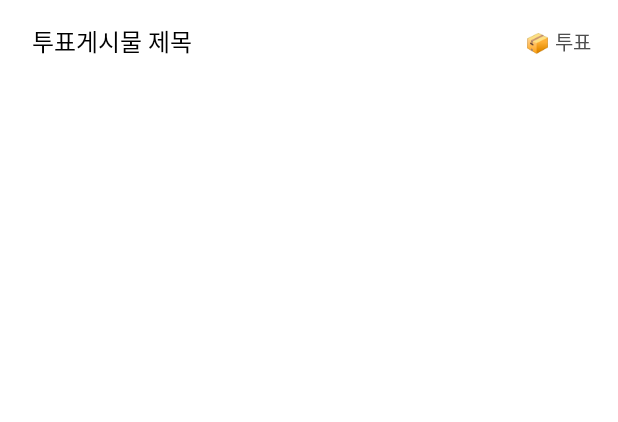
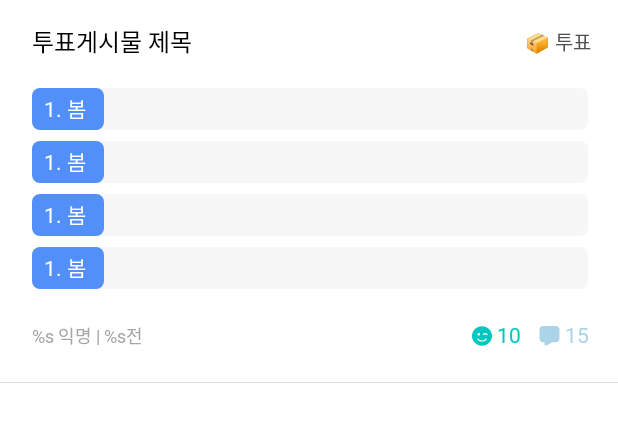
Before and after one commit to TAMSADAN/mbti-station-android, an Android app: the layout item_detail_post_vote.xml on its own in the app's theme, with its tools: preview values and no code run, on a phone screen of 412 x 824 dp. Shown: the top 422 px of the screen. Run offline under Robolectric (Android 15) with nearby library versions, the phone set to English and light mode, and no system bars.

Commit message:
[style] Poll View & Comment View

```diff
--- /dev/null
+++ b/app/src/main/res/drawable/vote_option_blue_background.xml
@@ -0,0 +1,9 @@
+<?xml version="1.0" encoding="utf-8"?>
+<shape
+    xmlns:android="http://schemas.android.com/apk/res/android"
+    android:shape="rectangle">
+
+    <solid android:color="@color/mbti_blue_b"/>
+
+    <corners android:radius="5dp"/>
+</shape>
--- /dev/null
+++ b/app/src/main/res/layout/include_vote_option_layout.xml
@@ -0,0 +1,37 @@
+<?xml version="1.0" encoding="utf-8"?>
+<FrameLayout
+    xmlns:android="http://schemas.android.com/apk/res/android"
+    xmlns:app="http://schemas.android.com/apk/res-auto"
+    android:layout_width="match_parent"
+    android:layout_height="28dp"
+    app:layout_constraintTop_toBottomOf="@id/hot_post_title_text_view">
+
+    <LinearLayout
+        android:layout_width="match_parent"
+        android:layout_height="match_parent"
+        android:weightSum="100"
+        android:background="@drawable/home_balance_button_background"
+        android:orientation="horizontal">
+
+        <LinearLayout
+            android:id="@+id/option_percentage_background_linear_layout"
+            android:layout_width="0dp"
+            android:layout_height="match_parent"
+            android:layout_weight="13"
+            android:background="@drawable/vote_option_blue_background"
+            android:orientation="horizontal">
+        </LinearLayout>
+    </LinearLayout>
+
+    <TextView
+        android:id="@+id/option_text_view"
+        android:layout_width="wrap_content"
+        android:layout_height="wrap_content"
+        android:text="1. 봄"
+        android:textColor="@color/white"
+        android:layout_gravity="left|center"
+        android:layout_marginLeft="8dp"
+        android:textSize="14sp"
+        android:fontFamily="@font/notosanskr_medium"
+        android:includeFontPadding="false"/>
+</FrameLayout>
--- a/app/src/main/res/layout/item_detail_post_vote.xml
+++ b/app/src/main/res/layout/item_detail_post_vote.xml
@@ -32,4 +32,124 @@
         android:textSize="13sp"
         android:textColor="@color/mbti_gray_a" />
 
+    <include
+        layout="@layout/include_vote_option_layout"
+        android:id="@+id/vote_option_one"
+        android:layout_width="match_parent"
+        android:layout_height="28dp"
+        app:layout_constraintLeft_toLeftOf="parent"
+        app:layout_constraintRight_toRightOf="parent"
+        app:layout_constraintTop_toBottomOf="@id/hot_post_title_text_view"
+        android:layout_marginTop="19dp"
+        android:layout_marginLeft="21dp"
+        android:layout_marginRight="20dp"/>
+
+    <include
+        layout="@layout/include_vote_option_layout"
+        android:id="@+id/vote_option_two"
+        android:layout_width="match_parent"
+        android:layout_height="28dp"
+        app:layout_constraintLeft_toLeftOf="parent"
+        app:layout_constraintRight_toRightOf="parent"
+        app:layout_constraintTop_toBottomOf="@id/vote_option_one"
+        android:layout_marginTop="7dp"
+        android:layout_marginLeft="21dp"
+        android:layout_marginRight="20dp"/>
+
+    <include
+        layout="@layout/include_vote_option_layout"
+        android:id="@+id/vote_option_three"
+        android:layout_width="match_parent"
+        android:layout_height="28dp"
+        app:layout_constraintLeft_toLeftOf="parent"
+        app:layout_constraintRight_toRightOf="parent"
+        app:layout_constraintTop_toBottomOf="@id/vote_option_two"
+        android:layout_marginTop="7dp"
+        android:layout_marginLeft="21dp"
+        android:layout_marginRight="20dp"/>
+
+    <include
+        layout="@layout/include_vote_option_layout"
+        android:id="@+id/vote_option_four"
+        android:layout_width="match_parent"
+        android:layout_height="28dp"
+        app:layout_constraintLeft_toLeftOf="parent"
+        app:layout_constraintRight_toRightOf="parent"
+        app:layout_constraintTop_toBottomOf="@id/vote_option_three"
+        android:layout_marginTop="7dp"
+        android:layout_marginLeft="21dp"
+        android:layout_marginRight="20dp"/>
+
+    <TextView
+        android:id="@+id/hot_post_writer_text_view"
+        android:layout_width="wrap_content"
+        android:layout_height="wrap_content"
+        android:text="@string/post_writer"
+        app:layout_constraintTop_toBottomOf="@id/vote_option_four"
+        app:layout_constraintLeft_toLeftOf="parent"
+        android:layout_marginTop="22dp"
+        android:layout_marginLeft="21dp"
+        android:fontFamily="@font/notosanskr_regular"
+        android:includeFontPadding="false"
+        android:textSize="12sp"
+        android:textColor="@color/mbti_gray_c" />
+
+    <ImageView
+        android:id="@+id/smile_image_view"
+        android:layout_width="13dp"
+        android:layout_height="13dp"
+        android:src="@drawable/ic_smile_like"
+        app:layout_constraintTop_toTopOf="@id/hot_post_writer_text_view"
+        app:layout_constraintBottom_toBottomOf="@id/hot_post_writer_text_view"
+        app:layout_constraintRight_toLeftOf="@id/like_num_text_view"
+        android:layout_marginRight="3dp" />
+
+    <TextView
+        android:id="@+id/like_num_text_view"
+        android:layout_width="wrap_content"
+        android:layout_height="wrap_content"
+        android:text="10"
+        app:layout_constraintTop_toTopOf="@id/smile_image_view"
+        app:layout_constraintBottom_toBottomOf="@id/smile_image_view"
+        android:textSize="14sp"
+        android:textColor="@color/mbti_mint_a"
+        android:fontFamily="@font/notosanskr_regular"
+        android:includeFontPadding="false"
+        app:layout_constraintRight_toLeftOf="@id/comment_image_view"
+        android:layout_marginRight="12dp" />
+
+    <ImageView
+        android:id="@+id/comment_image_view"
+        android:layout_width="wrap_content"
+        android:layout_height="wrap_content"
+        android:src="@drawable/ic_comment"
+        app:layout_constraintTop_toTopOf="@id/like_num_text_view"
+        app:layout_constraintBottom_toBottomOf="@id/like_num_text_view"
+        app:layout_constraintRight_toLeftOf="@id/comment_num_text_view"
+        android:layout_marginRight="3dp" />
+
+    <TextView
+        android:id="@+id/comment_num_text_view"
+        android:layout_width="wrap_content"
+        android:layout_height="wrap_content"
+        android:text="15"
+        app:layout_constraintTop_toTopOf="@id/comment_image_view"
+        app:layout_constraintBottom_toBottomOf="@id/comment_image_view"
+        app:layout_constraintRight_toRightOf="parent"
+        android:fontFamily="@font/notosanskr_regular"
+        android:includeFontPadding="false"
+        android:textSize="14sp"
+        android:textColor="@color/mbti_blue_a"
+        android:layout_marginRight="19dp" />
+
+    <View
+        android:id="@+id/hot_post_partition_view"
+        android:layout_width="match_parent"
+        android:layout_height="0.6dp"
+        android:background="@color/mbti_gray_d"
+        app:layout_constraintTop_toBottomOf="@id/hot_post_writer_text_view"
+        android:layout_marginTop="22dp" />
+
+
+
 </androidx.constraintlayout.widget.ConstraintLayout>
--- a/app/src/main/res/values/colors.xml
+++ b/app/src/main/res/values/colors.xml
@@ -19,9 +19,14 @@
     <color name="mbti_gray_i">#BFF9F9F9</color>
     <color name="mbti_gray_j">#F6F7F8</color>
     <color name="mbti_gray_k">#D9D9D9</color>
-
+    <color name="mbti_gray_l">#949596</color>
 
     <color name="mbti_mint_a">#00C7BE</color>
 
     <color name="mbti_blue_a">#ABD4E9</color>
+    <color name="mbti_blue_b">#538FF8</color>
+
+    <color name="mbti_green_a">#79C7A5</color>
+
+    <color name="mbti_orange_a">#F2960B</color>
 </resources>
--- a/app/src/main/res/values/strings.xml
+++ b/app/src/main/res/values/strings.xml
@@ -27,4 +27,8 @@
     <string name="vote_board">📦 투표 게시판</string>
     <string name="balance_board">🕹밸런스 게시판</string>
 
+    <!-- Post에서 댓글에 들어갈 문자열 -->
+    <string name="comment_writer">%s 익명</string>
+    <string name="comment_time">%s 전</string>
+
 </resources>
```
Also changed, not shown: app/src/main/res/drawable/ic_comment_count.xml (added, +9 -0 lines), app/src/main/res/drawable/ic_like.xml (added, +9 -0 lines), app/src/main/res/drawable/vote_option_gray_background.xml (added, +9 -0 lines), app/src/main/res/drawable/vote_option_green_background.xml (added, +9 -0 lines), app/src/main/res/drawable/vote_option_orange_background.xml (added, +9 -0 lines), app/src/main/res/layout/item_comment.xml (added, +67 -0 lines).
